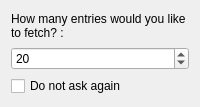
Before: the Qt Designer form blogilo/src/entriescountdialogbase.ui in chusopr/kdepim-ktimetracker-akonadi, drawn with Qt 5.
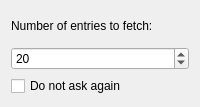
After: the same form once the commit is applied. Custom widgets are drawn as their Qt base class.

```diff
--- a/blogilo/src/entriescountdialogbase.ui
+++ b/blogilo/src/entriescountdialogbase.ui
@@ -14,7 +14,7 @@
    <item row="0" column="0">
     <widget class="QLabel" name="label">
      <property name="text">
-      <string>How many entries would you like to fetch? :</string>
+      <string>Number of entries to fetch:</string>
      </property>
      <property name="wordWrap">
       <bool>true</bool>
```
